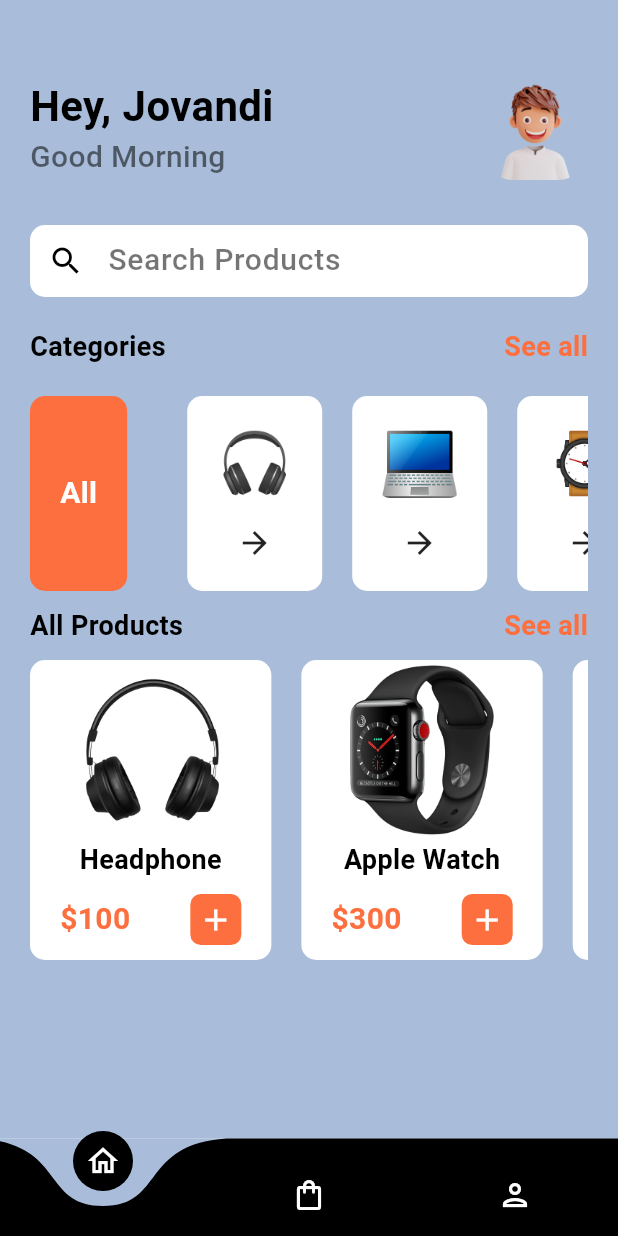
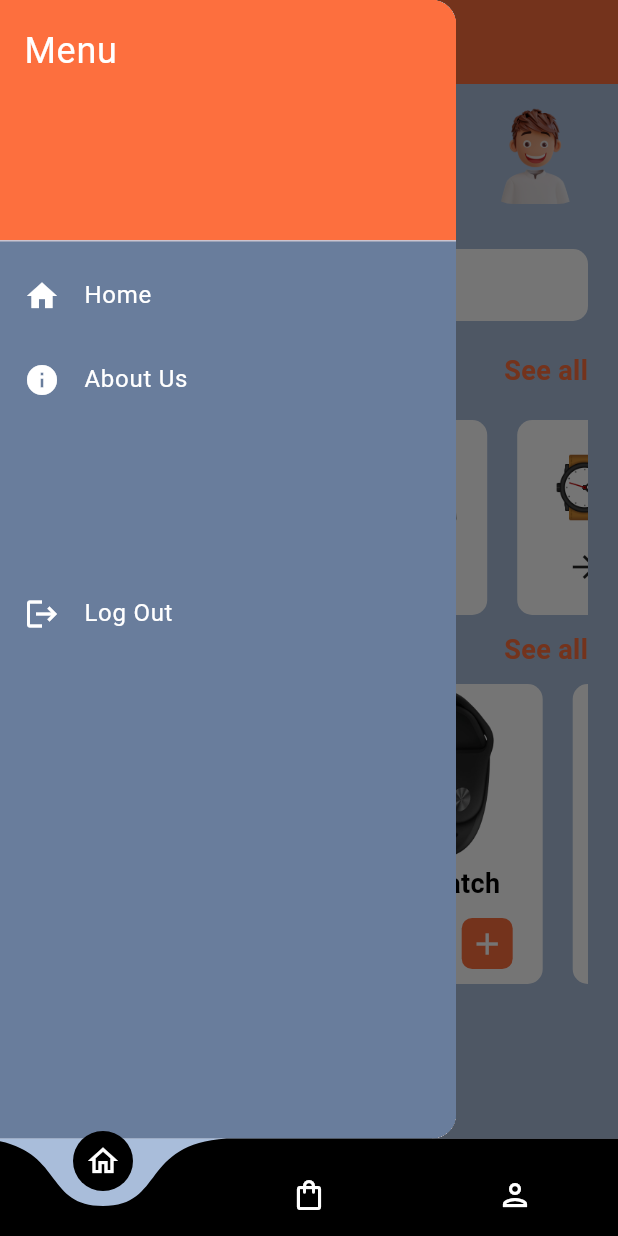
Before and after one commit to MrJov100/marketplace_kelompok4, a Flutter app: the screen it shows after launch, with the side drawer open (before the commit the screen has no drawer), on a phone screen of 412 x 824 dp. Run offline on Flutter 3.47's test engine with Material 3 defaults, Android fonts, the phone set to English and light mode, and no system bars; drawn by our look-alikes of curved_navigation_bar.

Commit message:
TombolMenu&AboutUs

```diff
--- /dev/null
+++ b/lib/pages/drawer_menu.dart
@@ -0,0 +1,67 @@
+import 'package:flutter/material.dart';
+import 'package:marketplace_kelompok4/pages/AboutUs.dart';
+
+class DrawerMenu extends StatelessWidget {
+  const DrawerMenu({super.key});
+
+  @override
+  Widget build(BuildContext context) {
+    return Drawer(
+      child: Container(
+        color: Color.fromARGB(236, 93, 116, 148),
+        child: ListView(
+          padding: EdgeInsets.zero,
+          children: <Widget>[
+            DrawerHeader(
+              decoration: BoxDecoration(
+                color: Color(0xFFfd6f3e),
+              ),
+              child: Text(
+                'Menu',
+                style: TextStyle(
+                  color: Colors.white,
+                  fontSize: 24,
+                ),
+              ),
+            ),
+            ListTile(
+              leading: Icon(Icons.home, color: Colors.white),
+              title: Text(
+                'Home',
+                style: TextStyle(color: Colors.white),
+              ),
+              onTap: () {
+                Navigator.pop(context);
+              },
+            ),
+            ListTile(
+              leading: Icon(Icons.info, color: Colors.white),
+              title: Text(
+                'About Us',
+                style: TextStyle(color: Colors.white),
+              ),
+              onTap: () {
+                Navigator.pop(context);
+                Navigator.push(
+                  context,
+                  MaterialPageRoute(builder: (context) => const AboutUs()),
+                );
+              },
+            ),
+            SizedBox(height: 100),
+            ListTile(
+              leading: Icon(Icons.logout, color: Colors.white),
+              title: Text(
+                'Log Out',
+                style: TextStyle(color: Colors.white),
+              ),
+              onTap: () {
+                Navigator.pop(context);
+              },
+            ),
+          ],
+        ),
+      ),
+    );
+  }
+}
--- a/lib/pages/home.dart
+++ b/lib/pages/home.dart
@@ -1,6 +1,7 @@
 import 'package:flutter/material.dart';
 import 'package:marketplace_kelompok4/pages/product_detail.dart';
 import 'package:marketplace_kelompok4/widget/support_widget.dart';
+import 'package:marketplace_kelompok4/pages/drawer_menu.dart';
 
 class Home extends StatefulWidget {
   const Home({super.key});
@@ -20,11 +21,27 @@ class _HomeState extends State<Home> {
   @override
   Widget build(BuildContext context) {
     return Scaffold(
-      backgroundColor: Color.fromARGB(237, 163, 185, 215),
+            backgroundColor: Color.fromARGB(237, 163, 185, 215),
+      appBar: AppBar(
+        backgroundColor: Color(0xFFfd6f3e),
+        elevation: 0,
+        leading: Builder(
+          builder: (context) {
+            return IconButton(
+              icon: Icon(Icons.menu,
+                  color: const Color.fromARGB(255, 255, 255, 255)),
+              onPressed: () {
+                Scaffold.of(context).openDrawer();
+              },
+            );
+          },
+        ),
+      ),
+      drawer: const DrawerMenu(),
       body: SingleChildScrollView(
         // Added to enable scrolling
         child: Container(
-          margin: EdgeInsets.only(top: 50.0, left: 20.0, right: 20.0),
+          margin: EdgeInsets.only(top: 10.0, left: 20.0, right: 20.0),
           child: Column(
             crossAxisAlignment: CrossAxisAlignment.start,
             children: [
--- a/pubspec.yaml
+++ b/pubspec.yaml
@@ -70,6 +70,8 @@ flutter:
     - images/headphone.png
     - images/watch2.png
     - images/laptop2.png
+    - images/icon2.png
+    - images/untar-logo.png
   #   - images/a_dot_ham.jpeg
 
   # An image asset can refer to one or more resolution-specific "variants", see
```
Also changed, not shown: lib/pages/AboutUs.dart (added, +93 -0 lines), images/icon2.png (added), images/untar-logo.png (added).
